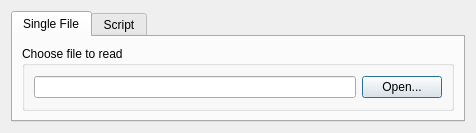
SCIInstitute/SCIRun, file src/Interface/Modules/DataIO/ReadFieldDialog.ui: the form before one commit.
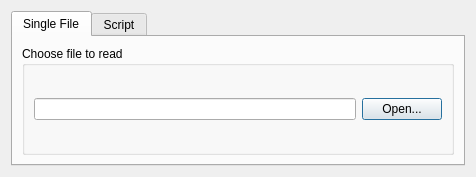
The form after the commit.

Commit message: Increase UI sizes

```diff
--- a/src/Interface/Modules/DataIO/ReadFieldDialog.ui
+++ b/src/Interface/Modules/DataIO/ReadFieldDialog.ui
@@ -7,7 +7,7 @@
     <x>0</x>
     <y>0</y>
     <width>476</width>
-    <height>133</height>
+    <height>177</height>
    </rect>
   </property>
   <property name="sizePolicy">
@@ -19,7 +19,7 @@
   <property name="minimumSize">
    <size>
     <width>476</width>
-    <height>133</height>
+    <height>177</height>
    </size>
   </property>
   <property name="windowTitle">
```
The commit also changes 2 other files.
